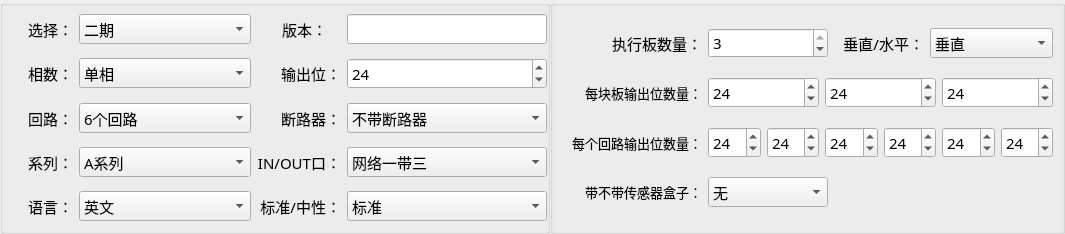
Old version of the form MasterCtrlSet/home/home_mpduparamwid.ui in the repository ChinaClever/PDU-Settings.
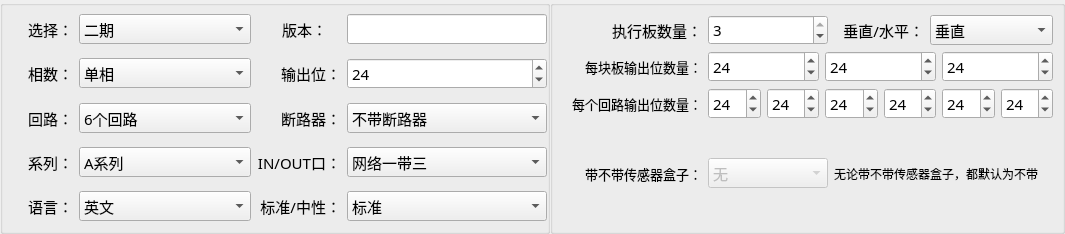
New version of the form.

```diff
--- a/MasterCtrlSet/home/home_mpduparamwid.ui
+++ b/MasterCtrlSet/home/home_mpduparamwid.ui
@@ -858,6 +858,9 @@
         </item>
         <item>
          <widget class="QComboBox" name="envBox">
+          <property name="enabled">
+           <bool>false</bool>
+          </property>
           <property name="minimumSize">
            <size>
             <width>120</width>
@@ -883,17 +886,16 @@
          </widget>
         </item>
         <item>
-         <spacer name="horizontalSpacer">
-          <property name="orientation">
-           <enum>Qt::Horizontal</enum>
+         <widget class="QLabel" name="label_14">
+          <property name="font">
+           <font>
+            <pointsize>9</pointsize>
+           </font>
           </property>
-          <property name="sizeHint" stdset="0">
-           <size>
-            <width>40</width>
-            <height>20</height>
-           </size>
+          <property name="text">
+           <string>无论带不带传感器盒子，都默认为不带</string>
           </property>
-         </spacer>
+         </widget>
         </item>
        </layout>
       </item>
```
